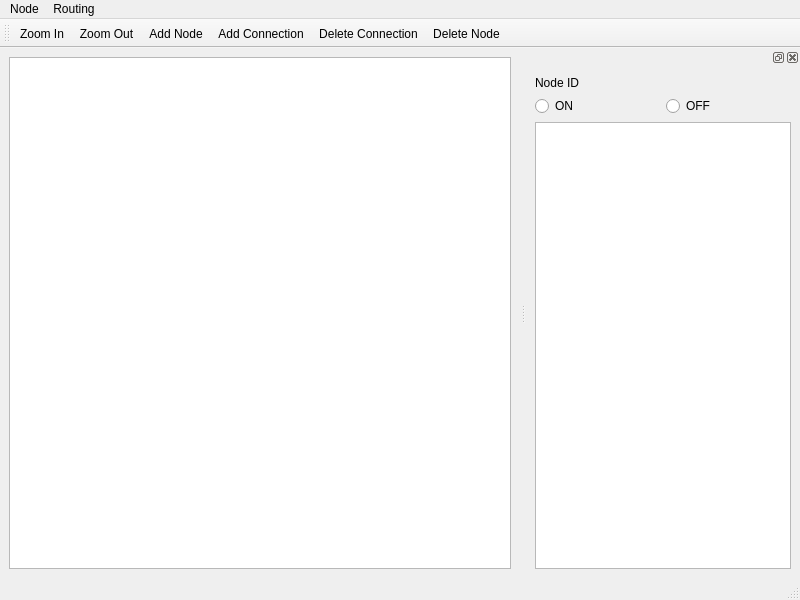
kovkinvladyslav/network-routing-simulator, file mainwindow.ui: the form before one commit.
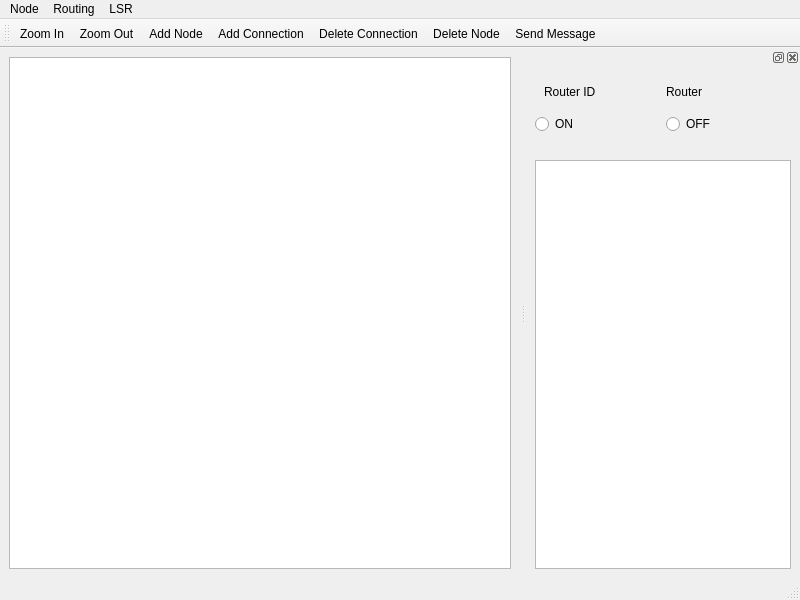
The form after the commit. Icons and pictures are not drawn.

Commit message: message simulation impl

```diff
--- a/mainwindow.ui
+++ b/mainwindow.ui
@@ -84,8 +84,18 @@
     <addaction name="actionRouting_Start"/>
     <addaction name="actionRouting_Reset"/>
    </widget>
+   <widget class="QMenu" name="menuStart">
+    <property name="title">
+     <string>LSR</string>
+    </property>
+    <addaction name="actionLSR_Start"/>
+    <addaction name="actionLSR_Next_Step"/>
+    <addaction name="actionLSR_Run"/>
+    <addaction name="actionLSR_Reset_2"/>
+   </widget>
    <addaction name="menuNode"/>
    <addaction name="menuRouting"/>
+   <addaction name="menuStart"/>
   </widget>
   <widget class="QToolBar" name="toolBar">
    <property name="windowTitle">
@@ -103,6 +113,7 @@
    <addaction name="actionAddConnection"/>
    <addaction name="actionDelete_Connection"/>
    <addaction name="actionDelete_Node"/>
+   <addaction name="actionSend_Message"/>
   </widget>
   <widget class="QDockWidget" name="dockWidget">
    <property name="enabled">
@@ -114,10 +125,23 @@
    <widget class="QWidget" name="nodeInspectorDock">
     <layout class="QVBoxLayout" name="verticalLayout_2">
      <item>
-      <widget class="QLabel" name="label">
-       <property name="text">
-        <string>Node ID</string>
-       </property>
+      <widget class="QWidget" name="widget" native="true">
+       <layout class="QHBoxLayout" name="horizontalLayout_2">
+        <item>
+         <widget class="QLabel" name="label">
+          <property name="text">
+           <string>Router ID</string>
+          </property>
+         </widget>
+        </item>
+        <item>
+         <widget class="QLabel" name="routerId">
+          <property name="text">
+           <string>Router</string>
+          </property>
+         </widget>
+        </item>
+       </layout>
       </widget>
      </item>
      <item>
@@ -142,6 +166,13 @@
        </item>
       </layout>
      </item>
+     <item>
+      <widget class="QLabel" name="labelTableTitle">
+       <property name="text">
+        <string/>
+       </property>
+      </widget>
+     </item>
      <item>
       <widget class="QTableView" name="tableView"/>
      </item>
@@ -251,6 +282,36 @@
     <string>Reset Highlight</string>
    </property>
   </action>
+  <action name="actionLSR_Next_Step">
+   <property name="text">
+    <string>LSR Next Step</string>
+   </property>
+  </action>
+  <action name="actionLSR_Reset">
+   <property name="text">
+    <string>LSR Reset</string>
+   </property>
+  </action>
+  <action name="actionLSR_Start">
+   <property name="text">
+    <string>LSR Start</string>
+   </property>
+  </action>
+  <action name="actionLSR_Run">
+   <property name="text">
+    <string>LSR Run</string>
+   </property>
+  </action>
+  <action name="actionLSR_Reset_2">
+   <property name="text">
+    <string>LSR Reset</string>
+   </property>
+  </action>
+  <action name="actionSend_Message">
+   <property name="text">
+    <string>Send Message</string>
+   </property>
+  </action>
  </widget>
  <resources/>
  <connections/>
```
Left out of the diff: 1 changed line with no effect on the pictures. The commit also changes 17 other files.
